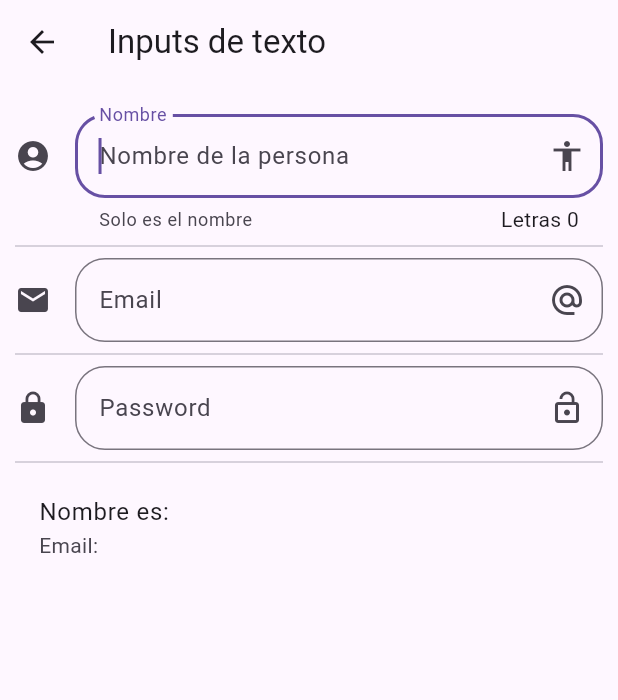
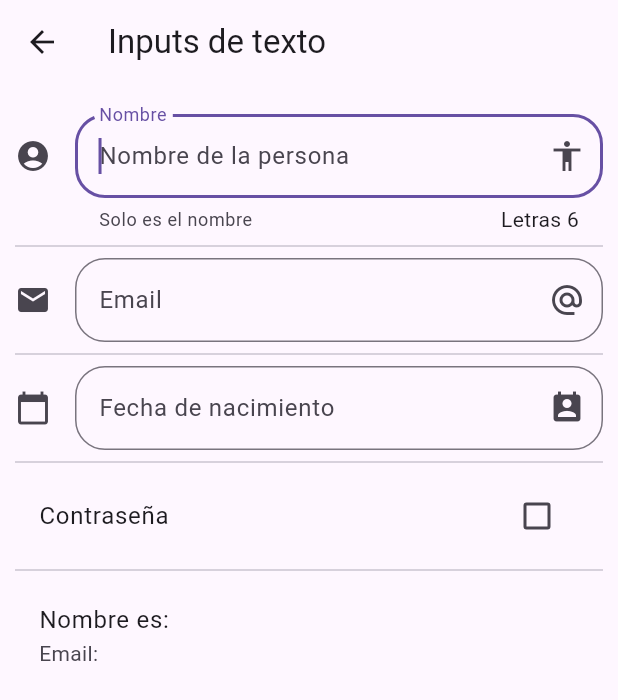
Before and after one commit to DariamFR/curso_flutter_fernando, a Flutter app: the InputPage screen opened by its route, on a phone screen of 412 x 824 dp. Shown: the top 700 px of the screen. Run offline on Flutter 3.47's test engine with Material 3 defaults, Android fonts, the phone set to English and light mode, and no system bars.

Commit message:
password checkbox and date picker

```diff
--- a/lib/src/pages/input_page.dart
+++ b/lib/src/pages/input_page.dart
@@ -11,6 +11,10 @@ class _InputPageState extends State<InputPage> {
   String nombre = '';
   String email = '';
   String password = '';
+  bool showPasswordField = false;
+  String fecha = '';
+
+  TextEditingController _inputFildDateController = TextEditingController();
 
   @override
   Widget build(BuildContext context) {
@@ -21,11 +25,17 @@ class _InputPageState extends State<InputPage> {
       body: ListView(
         padding: EdgeInsets.symmetric(horizontal: 10.0, vertical: 20.0),
         children: [
-          _crearInput(),
+          _crearInput('Manolo'),
           Divider(),
           _crearEmail(),
           Divider(),
-          _crearPassword(),
+          _crearFecha(),
+          Divider(),
+          _crearCheckBox(),
+          if (showPasswordField == true) ...[
+            Divider(),
+            _crearPassword(),
+          ],
           Divider(),
           _crearPersona(),
         ],
@@ -33,7 +43,7 @@ class _InputPageState extends State<InputPage> {
     );
   }
 
-  Widget _crearInput() {
+  _crearInput(String nombre) {
     return TextField(
       autofocus: true,
       textCapitalization: TextCapitalization.sentences,
@@ -56,7 +66,7 @@ class _InputPageState extends State<InputPage> {
     );
   }
 
-  Widget _crearEmail() {
+  _crearEmail() {
     return TextField(
       keyboardType: TextInputType.emailAddress,
       decoration: InputDecoration(
@@ -76,7 +86,7 @@ class _InputPageState extends State<InputPage> {
     );
   }
 
-  Widget _crearPassword() {
+  _crearPassword() {
     return TextField(
       obscureText: true,
       decoration: InputDecoration(
@@ -96,12 +106,70 @@ class _InputPageState extends State<InputPage> {
     );
   }
 
-
-
-  Widget _crearPersona() {
+  _crearPersona() {
     return ListTile(
       title: Text('Nombre es: $nombre'),
       subtitle: Text('Email: $email'),
     );
   }
+
+  _crearCheckBox() {
+    return CheckboxListTile(
+        title: Text('Contraseña'),
+        value: showPasswordField,
+        onChanged: (bool? value) {
+          setState(() {
+            showPasswordField = value ?? false;
+          });
+        });
+  }
+
+  _crearFecha() {
+
+    return TextField(
+      enableInteractiveSelection: false,
+      controller: _inputFildDateController,
+      decoration: InputDecoration(
+        border: OutlineInputBorder(
+          borderRadius: BorderRadius.circular(20.0),
+        ),
+        hintText: 'Fecha de nacimiento',
+        labelText: 'Fecha de nacimiento',
+        suffixIcon: Icon(Icons.perm_contact_calendar),
+        icon: Icon(Icons.calendar_today),
+      ),
+      onTap: (){
+
+        FocusScope.of(context).requestFocus( FocusNode());
+        _selectDate( context );
+
+      },
+    );
+  }
+
+  void _selectDate(BuildContext context) async {
+
+    DateTime? picked = await showDatePicker(
+        context: context,
+        initialDate: DateTime.now(),
+        firstDate: DateTime(2018),
+        lastDate: DateTime(2030),
+        locale: Locale('es', 'ES')
+    );
+
+    if (picked != null ) {
+      setState(() {
+        fecha = picked.toString();
+        _inputFildDateController.text = fecha;
+
+      });
+
+
+    }
+
+  }
+
+
+
+
 }
```
